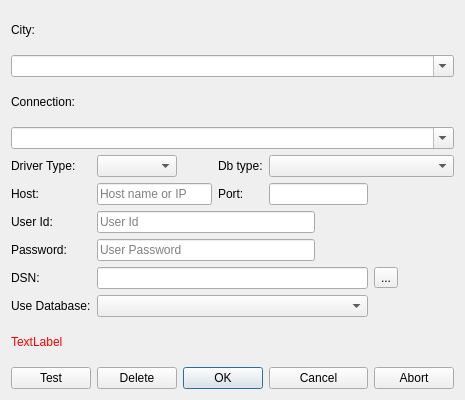
Above: mapper_app/ui/editconnectionsdlg.ui from allenck/mapper before the change. Below: the same form after it.
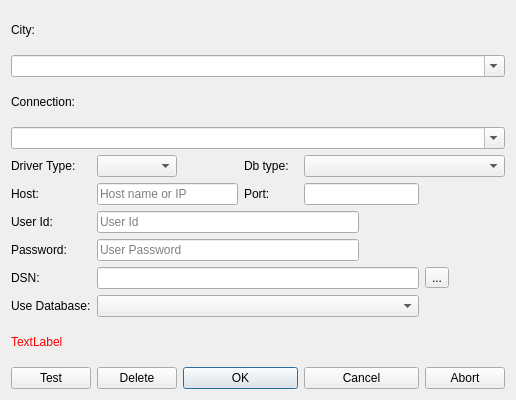
That is the form after the change. Icons and pictures are not drawn.

Patch:
```diff
--- a/mapper_app/ui/editconnectionsdlg.ui
+++ b/mapper_app/ui/editconnectionsdlg.ui
@@ -6,7 +6,7 @@
    <rect>
     <x>0</x>
     <y>0</y>
-    <width>465</width>
+    <width>516</width>
     <height>400</height>
    </rect>
   </property>
```
